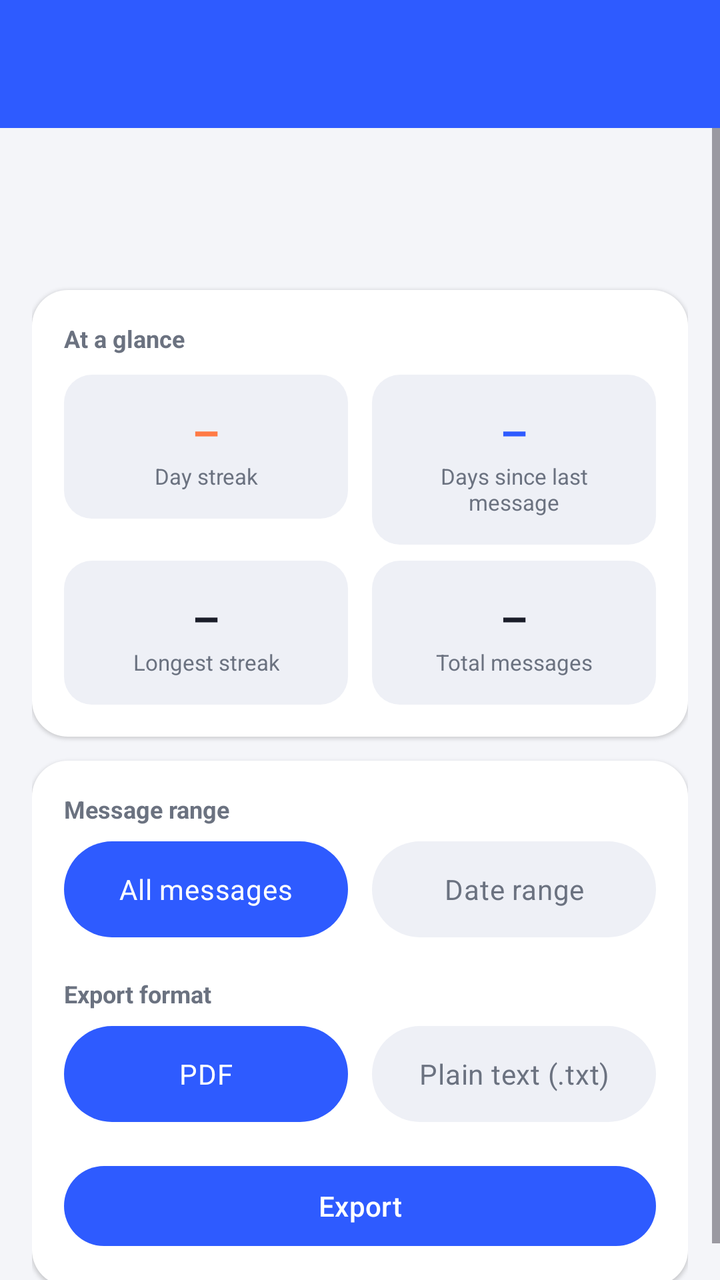
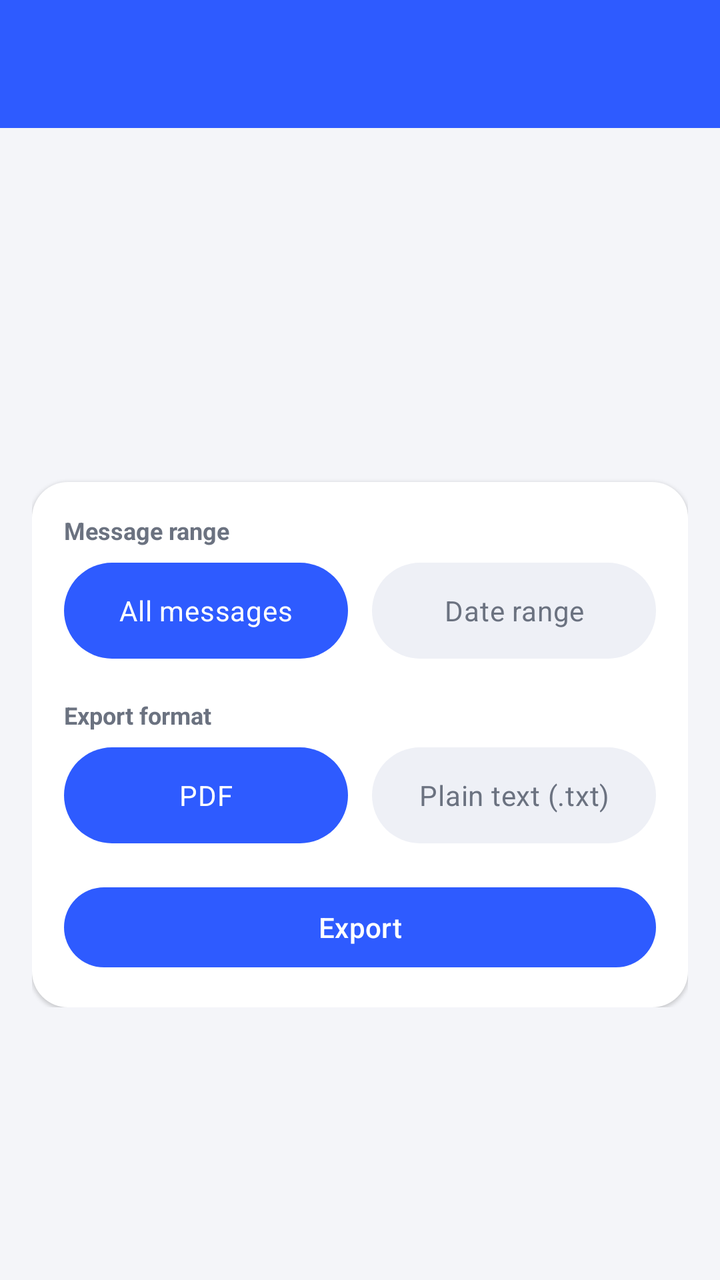

The first picture is an Android layout as it rendered before a commit; the second is the same layout after the commit. The layout source and the unified diff follow.
<!-- AndroidManifest.xml: application theme Theme.SmsPdfExporter -->
<!-- res/layout/activity_conversation_detail.xml -->
<?xml version="1.0" encoding="utf-8"?>
<LinearLayout xmlns:android="http://schemas.android.com/apk/res/android"
    android:layout_width="match_parent"
    android:layout_height="match_parent"
    android:orientation="vertical"
    android:background="@color/background">

    <com.google.android.material.appbar.MaterialToolbar
        android:id="@+id/toolbar"
        android:layout_width="match_parent"
        android:layout_height="?attr/actionBarSize"
        android:background="@color/brand_primary"
        android:titleTextColor="@color/text_on_primary" />

    <ScrollView
        android:layout_width="match_parent"
        android:layout_height="0dp"
        android:layout_weight="1"
        android:clipToPadding="false">

        <LinearLayout
            android:layout_width="match_parent"
            android:layout_height="wrap_content"
            android:orientation="vertical"
            android:padding="16dp">

            
            <TextView
                android:id="@+id/conversationTitle"
                android:layout_width="match_parent"
                android:layout_height="wrap_content"
                android:textSize="22sp"
                android:textStyle="bold"
                android:textColor="@color/text_primary" />

            <TextView
                android:id="@+id/conversationSubtitle"
                android:layout_width="match_parent"
                android:layout_height="wrap_content"
                android:textColor="@color/text_secondary"
                android:textSize="13sp"
                android:layout_marginTop="2dp"
                android:layout_marginBottom="16dp" />

            
            <LinearLayout
                android:id="@+id/glanceCard"
                android:layout_width="match_parent"
                android:layout_height="wrap_content"
                android:orientation="vertical"
                android:background="@drawable/bg_card"
                android:elevation="1dp"
                android:padding="16dp"
                android:layout_marginBottom="12dp">

                <TextView
                    android:layout_width="match_parent"
                    android:layout_height="wrap_content"
                    android:text="@string/at_a_glance"
                    android:textColor="@color/text_secondary"
                    android:textSize="12sp"
                    android:textStyle="bold"
                    android:layout_marginBottom="10dp" />

                <LinearLayout
                    android:layout_width="match_parent"
                    android:layout_height="wrap_content"
                    android:orientation="horizontal">

                    <LinearLayout
                        android:layout_width="0dp"
                        android:layout_height="wrap_content"
                        android:layout_weight="1"
                        android:layout_marginEnd="6dp"
                        android:orientation="vertical"
                        android:gravity="center"
                        android:background="@drawable/bg_stat_tile"
                        android:padding="14dp">

                        <TextView
                            android:id="@+id/streakValue"
                            android:layout_width="wrap_content"
                            android:layout_height="wrap_content"
                            android:text="@string/placeholder_dash"
                            android:textSize="22sp"
                            android:textStyle="bold"
                            android:textColor="@color/accent_warm" />

                        <TextView
                            android:layout_width="wrap_content"
                            android:layout_height="wrap_content"
                            android:text="@string/day_streak"
                            android:textSize="11sp"
                            android:textColor="@color/text_secondary"
                            android:textAlignment="center" />
                    </LinearLayout>

                    <LinearLayout
                        android:layout_width="0dp"
                        android:layout_height="wrap_content"
                        android:layout_weight="1"
                        android:layout_marginStart="6dp"
                        android:orientation="vertical"
                        android:gravity="center"
                        android:background="@drawable/bg_stat_tile"
                        android:padding="14dp">

                        <TextView
                            android:id="@+id/daysSinceLastMessageValue"
                            android:layout_width="wrap_content"
                            android:layout_height="wrap_content"
                            android:text="@string/placeholder_dash"
                            android:textSize="22sp"
                            android:textStyle="bold"
                            android:textColor="@color/brand_primary" />

                        <TextView
                            android:layout_width="wrap_content"
                            android:layout_height="wrap_content"
                            android:text="@string/days_since_last_message"
                            android:textSize="11sp"
                            android:textColor="@color/text_secondary"
                            android:textAlignment="center" />
                    </LinearLayout>
                </LinearLayout>

                <LinearLayout
                    android:layout_width="match_parent"
                    android:layout_height="wrap_content"
                    android:orientation="horizontal"
                    android:layout_marginTop="8dp">

                    <LinearLayout
                        android:layout_width="0dp"
                        android:layout_height="wrap_content"
                        android:layout_weight="1"
                        android:layout_marginEnd="6dp"
                        android:orientation="vertical"
                        android:gravity="center"
                        android:background="@drawable/bg_stat_tile"
                        android:padding="14dp">

                        <TextView
                            android:id="@+id/longestStreakValue"
                            android:layout_width="wrap_content"
                            android:layout_height="wrap_content"
                            android:text="@string/placeholder_dash"
                            android:textSize="22sp"
                            android:textStyle="bold"
                            android:textColor="@color/text_primary" />

                        <TextView
                            android:layout_width="wrap_content"
                            android:layout_height="wrap_content"
                            android:text="@string/longest_streak"
                            android:textSize="11sp"
                            android:textColor="@color/text_secondary"
                            android:textAlignment="center" />
                    </LinearLayout>

                    <LinearLayout
                        android:layout_width="0dp"
                        android:layout_height="wrap_content"
                        android:layout_weight="1"
                        android:layout_marginStart="6dp"
                        android:orientation="vertical"
                        android:gravity="center"
                        android:background="@drawable/bg_stat_tile"
                        android:padding="14dp">

                        <TextView
                            android:id="@+id/totalMessagesValue"
                            android:layout_width="wrap_content"
                            android:layout_height="wrap_content"
                            android:text="@string/placeholder_dash"
                            android:textSize="22sp"
                            android:textStyle="bold"
                            android:textColor="@color/text_primary" />

                        <TextView
                            android:layout_width="wrap_content"
                            android:layout_height="wrap_content"
                            android:text="@string/total_messages_label"
                            android:textSize="11sp"
                            android:textColor="@color/text_secondary"
                            android:textAlignment="center" />
                    </LinearLayout>
                </LinearLayout>
            </LinearLayout>

            
            <LinearLayout
                android:id="@+id/streakAnalyticsSection"
                android:layout_width="match_parent"
                android:layout_height="wrap_content"
                android:orientation="vertical"
                android:background="@drawable/bg_card"
                android:elevation="1dp"
                android:padding="16dp"
                android:layout_marginBottom="12dp"
                android:visibility="gone">

                <TextView
                    android:id="@+id/streakSectionTitle"
                    android:layout_width="match_parent"
                    android:layout_height="wrap_content"
                    android:textStyle="bold"
                    android:textColor="@color/text_primary"
                    android:textSize="15sp"
                    android:layout_marginBottom="10dp" />

                <com.personal.smspdfexport.DailyMessageBarChartView
                    android:id="@+id/streakChart"
                    android:layout_width="match_parent"
                    android:layout_height="wrap_content" />

                <LinearLayout
                    android:id="@+id/streakLegend"
                    android:layout_width="match_parent"
                    android:layout_height="wrap_content"
                    android:orientation="horizontal"
                    android:layout_marginTop="6dp"
                    android:layout_marginBottom="12dp" />

                <LinearLayout
                    android:id="@+id/streakStatsList"
                    android:layout_width="match_parent"
                    android:layout_height="wrap_content"
                    android:orientation="vertical" />

            </LinearLayout>

            
            <LinearLayout
                android:id="@+id/funFactsSection"
                android:layout_width="match_parent"
                android:layout_height="wrap_content"
                android:orientation="vertical"
                android:background="@drawable/bg_card"
                android:elevation="1dp"
                android:padding="16dp"
                android:layout_marginBottom="12dp"
                android:visibility="gone">

                <TextView
                    android:layout_width="match_parent"
                    android:layout_height="wrap_content"
                    android:text="@string/fun_facts_title"
                    android:textStyle="bold"
                    android:textColor="@color/text_primary"
                    android:textSize="15sp"
                    android:layout_marginBottom="10dp" />

                <LinearLayout
                    android:id="@+id/funFactsList"
                    android:layout_width="match_parent"
                    android:layout_height="wrap_content"
                    android:orientation="vertical" />

            </LinearLayout>

            
            <LinearLayout
                android:layout_width="match_parent"
                android:layout_height="wrap_content"
                android:orientation="vertical"
                android:background="@drawable/bg_card"
                android:elevation="1dp"
                android:padding="16dp">

                <TextView
                    android:layout_width="match_parent"
                    android:layout_height="wrap_content"
                    android:text="@string/message_range"
                    android:textColor="@color/text_secondary"
                    android:textSize="12sp"
                    android:textStyle="bold"
                    android:layout_marginBottom="8dp" />

                <RadioGroup
                    android:id="@+id/rangeGroup"
                    android:layout_width="match_parent"
                    android:layout_height="wrap_content"
                    android:orientation="horizontal">

                    <RadioButton
                        android:id="@+id/allMessagesRadio"
                        android:layout_width="0dp"
                        android:layout_height="wrap_content"
                        android:layout_weight="1"
                        android:layout_marginEnd="6dp"
                        android:button="@null"
                        android:gravity="center"
                        android:paddingTop="10dp"
                        android:paddingBottom="10dp"
                        android:background="@drawable/bg_pill_toggle"
                        android:textColor="@color/text_pill_toggle"
                        android:text="@string/all_messages"
                        android:checked="true" />

                    <RadioButton
                        android:id="@+id/dateRangeRadio"
                        android:layout_width="0dp"
                        android:layout_height="wrap_content"
                        android:layout_weight="1"
                        android:layout_marginStart="6dp"
                        android:button="@null"
                        android:gravity="center"
                        android:paddingTop="10dp"
                        android:paddingBottom="10dp"
                        android:background="@drawable/bg_pill_toggle"
                        android:textColor="@color/text_pill_toggle"
                        android:text="@string/date_range" />
                </RadioGroup>

                <LinearLayout
                    android:id="@+id/dateRangeGroup"
                    android:layout_width="match_parent"
                    android:layout_height="wrap_content"
                    android:orientation="horizontal"
                    android:layout_marginTop="10dp"
                    android:visibility="gone">

                    <Button
                        android:id="@+id/fromDateButton"
                        style="@style/Widget.Material3.Button.OutlinedButton"
                        android:layout_width="0dp"
                        android:layout_height="wrap_content"
                        android:layout_weight="1"
                        android:layout_marginEnd="8dp"
                        android:text="@string/from_date" />

                    <Button
                        android:id="@+id/toDateButton"
                        style="@style/Widget.Material3.Button.OutlinedButton"
                        android:layout_width="0dp"
                        android:layout_height="wrap_content"
                        android:layout_weight="1"
                        android:text="@string/to_date" />
                </LinearLayout>

                <TextView
                    android:layout_width="match_parent"
                    android:layout_height="wrap_content"
                    android:layout_marginTop="20dp"
                    android:text="@string/export_format"
                    android:textColor="@color/text_secondary"
                    android:textSize="12sp"
                    android:textStyle="bold"
                    android:layout_marginBottom="8dp" />

                <RadioGroup
                    android:id="@+id/formatGroup"
                    android:layout_width="match_parent"
                    android:layout_height="wrap_content"
                    android:orientation="horizontal">

                    <RadioButton
                        android:id="@+id/pdfFormatRadio"
                        android:layout_width="0dp"
                        android:layout_height="wrap_content"
                        android:layout_weight="1"
                        android:layout_marginEnd="6dp"
                        android:button="@null"
                        android:gravity="center"
                        android:paddingTop="10dp"
                        android:paddingBottom="10dp"
                        android:background="@drawable/bg_pill_toggle"
                        android:textColor="@color/text_pill_toggle"
                        android:text="@string/format_pdf"
                        android:checked="true" />

                    <RadioButton
                        android:id="@+id/textFormatRadio"
                        android:layout_width="0dp"
                        android:layout_height="wrap_content"
                        android:layout_weight="1"
                        android:layout_marginStart="6dp"
                        android:button="@null"
                        android:gravity="center"
                        android:paddingTop="10dp"
                        android:paddingBottom="10dp"
                        android:background="@drawable/bg_pill_toggle"
                        android:textColor="@color/text_pill_toggle"
                        android:text="@string/format_text" />
                </RadioGroup>

                <Button
                    android:id="@+id/exportButton"
                    android:layout_width="match_parent"
                    android:layout_height="wrap_content"
                    android:layout_marginTop="18dp"
                    android:text="@string/export_button" />

                <ProgressBar
                    android:id="@+id/exportProgress"
                    android:layout_width="wrap_content"
                    android:layout_height="wrap_content"
                    android:layout_gravity="center"
                    android:layout_marginTop="16dp"
                    android:visibility="gone" />

                <TextView
                    android:id="@+id/resultText"
                    android:layout_width="match_parent"
                    android:layout_height="wrap_content"
                    android:layout_marginTop="16dp"
                    android:textAlignment="center"
                    android:textColor="@color/text_primary"
                    android:visibility="gone" />

                <LinearLayout
                    android:id="@+id/resultActions"
                    android:layout_width="match_parent"
                    android:layout_height="wrap_content"
                    android:orientation="horizontal"
                    android:layout_marginTop="10dp"
                    android:visibility="gone">

                    <Button
                        android:id="@+id/openPdfButton"
                        style="@style/Widget.Material3.Button.OutlinedButton"
                        android:layout_width="0dp"
                        android:layout_height="wrap_content"
                        android:layout_weight="1"
                        android:layout_marginEnd="8dp"
                        android:text="@string/open_pdf" />

                    <Button
                        android:id="@+id/sharePdfButton"
                        style="@style/Widget.Material3.Button.OutlinedButton"
                        android:layout_width="0dp"
                        android:layout_height="wrap_content"
                        android:layout_weight="1"
                        android:text="@string/share_pdf" />
                </LinearLayout>

            </LinearLayout>

        </LinearLayout>
    </ScrollView>

</LinearLayout>
<!-- resources referenced by this layout -->
<resources>
  <color name="accent_warm">#FF7A45</color>
  <color name="background">#F4F5F9</color>
  <color name="brand_primary">#2E5BFF</color>
  <color name="text_on_primary">#FFFFFF</color>
  <color name="text_primary">#1A1D29</color>
  <color name="text_secondary">#6B7280</color>
  <!-- drawable bg_card (drawable) -->
  <?xml version="1.0" encoding="utf-8"?>
  <shape xmlns:android="http://schemas.android.com/apk/res/android">
      <solid android:color="@color/surface" />
      <corners android:radius="18dp" />
  </shape>
  <!-- drawable bg_pill_toggle (drawable) -->
  <?xml version="1.0" encoding="utf-8"?>
  <selector xmlns:android="http://schemas.android.com/apk/res/android">
      <item android:state_checked="true">
          <shape>
              <solid android:color="@color/brand_primary" />
              <corners android:radius="24dp" />
          </shape>
      </item>
      <item>
          <shape>
              <solid android:color="@color/surface_alt" />
              <corners android:radius="24dp" />
          </shape>
      </item>
  </selector>
  <!-- drawable bg_stat_tile (drawable) -->
  <?xml version="1.0" encoding="utf-8"?>
  <shape xmlns:android="http://schemas.android.com/apk/res/android">
      <solid android:color="@color/surface_alt" />
      <corners android:radius="14dp" />
  </shape>
  <string name="all_messages">All messages</string>
  <string name="at_a_glance">At a glance</string>
  <string name="date_range">Date range</string>
  <string name="day_streak">Day streak</string>
  <string name="days_since_last_message">Days since last message</string>
  <string name="export_button">Export</string>
  <string name="export_format">Export format</string>
  <string name="format_pdf">PDF</string>
  <string name="format_text">Plain text (.txt)</string>
  <string name="from_date">From</string>
  <string name="fun_facts_title">✨ Fun facts</string>
  <string name="longest_streak">Longest streak</string>
  <string name="message_range">Message range</string>
  <string name="open_pdf">Open</string>
  <string name="placeholder_dash">–</string>
  <string name="share_pdf">Share</string>
  <string name="to_date">To</string>
  <string name="total_messages_label">Total messages</string>
  <style name="Theme.SmsPdfExporter" parent="Theme.Material3.DayNight.NoActionBar">
          <item name="colorPrimary">@color/brand_primary</item>
          <item name="colorPrimaryDark">@color/brand_primary_dark</item>
          <item name="android:windowBackground">@color/background</item>
      </style>
  <color name="surface">#FFFFFF</color>
  <color name="surface_alt">#EEF0F6</color>
  <color name="brand_primary_dark">#1E3FCC</color>
</resources>

<!-- the commit's change to res/layout/activity_conversation_detail.xml (unified diff, before → after) -->
@@ -42,6 +42,14 @@
                 android:layout_marginTop="2dp"
                 android:layout_marginBottom="16dp" />
 
+            <ProgressBar
+                android:id="@+id/statsLoadingProgress"
+                android:layout_width="wrap_content"
+                android:layout_height="wrap_content"
+                android:layout_gravity="center"
+                android:layout_marginTop="24dp"
+                android:layout_marginBottom="24dp" />
+
             
             <LinearLayout
                 android:id="@+id/glanceCard"
@@ -51,7 +59,8 @@
                 android:background="@drawable/bg_card"
                 android:elevation="1dp"
                 android:padding="16dp"
-                android:layout_marginBottom="12dp">
+                android:layout_marginBottom="12dp"
+                android:visibility="gone">
 
                 <TextView
                     android:layout_width="match_parent"
